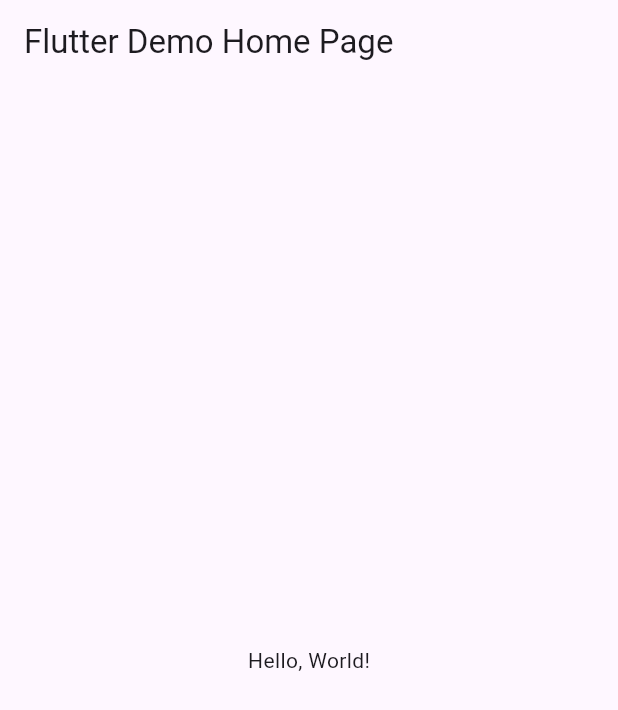
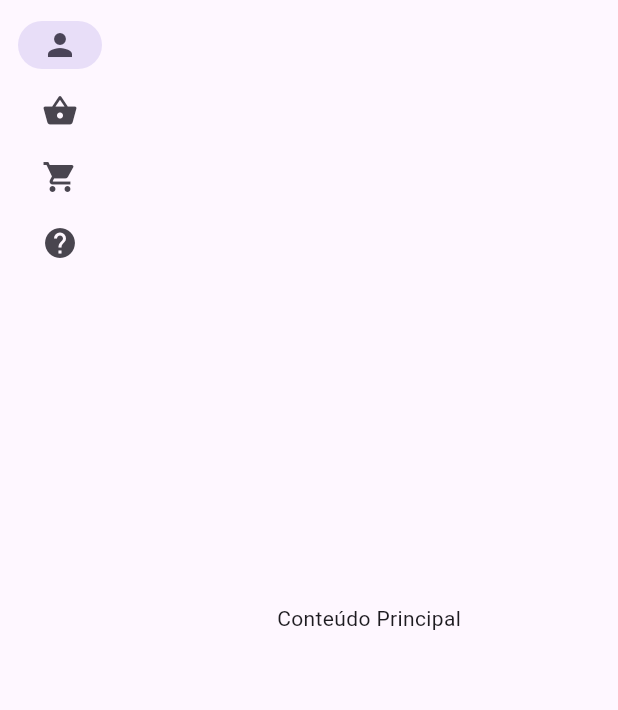
Before and after one commit to Donizeth041/Cad_prod_Atv, a Flutter app: the screen it shows after launch, on a phone screen of 412 x 824 dp. Shown: the top 710 px of the screen. Run offline on Flutter 3.47's test engine with Material 3 defaults, Android fonts, the phone set to English and light mode, and no system bars.

Commit message:
BasicoProdutos

```diff
--- a/lib/main.dart
+++ b/lib/main.dart
@@ -1,42 +1,53 @@
 import 'package:flutter/material.dart';
 
-void main() => runApp(MyApp());
+void main() {
+  runApp(MyApp());
+}
 
 class MyApp extends StatelessWidget {
-  const MyApp({super.key});
-  // This widget is the root of your application.
   @override
   Widget build(BuildContext context) {
     return MaterialApp(
-      // Application name
-      title: 'Flutter Hello World',
-      // Application theme data, you can set the colors for the application as
-      // you want
-      theme: ThemeData(
-        // useMaterial3: false,
-        primarySwatch: Colors.blue,
-      ),
-      // A widget which will be started on application startup
-      home: MyHomePage(title: 'Flutter Demo Home Page'),
+      home: HomePage(),
     );
   }
 }
 
-class MyHomePage extends StatelessWidget {
-  final String title;
-  const MyHomePage({super.key, required this.title});
-
+class HomePage extends StatelessWidget {
   @override
   Widget build(BuildContext context) {
     return Scaffold(
-      appBar: AppBar(
-        // The title text which will be shown on the action bar
-        title: Text(title),
-      ),
-      body: Center(
-        child: Text(
-          'Hello, World!',
-        ),
+      body: Row(
+        children: [
+          NavigationRail(
+            selectedIndex: 0, //
+            onDestinationSelected: (int index) {},
+            labelType: NavigationRailLabelType.none,
+            destinations: [
+              NavigationRailDestination(
+                icon: Icon(Icons.person),
+                label: Text('Perfil'),
+              ),
+              NavigationRailDestination(
+                icon: Icon(Icons.shopping_basket),
+                label: Text('Produtos'),
+              ),
+              NavigationRailDestination(
+                icon: Icon(Icons.shopping_cart),
+                label: Text('Carrinho'),
+              ),
+              NavigationRailDestination(
+                icon: Icon(Icons.help),
+                label: Text('Ajuda'),
+              ),
+            ],
+          ),
+          Expanded(
+            child: Center(
+              child: Text('Conteúdo Principal'),
+            ),
+          ),
+        ],
       ),
     );
   }
```
